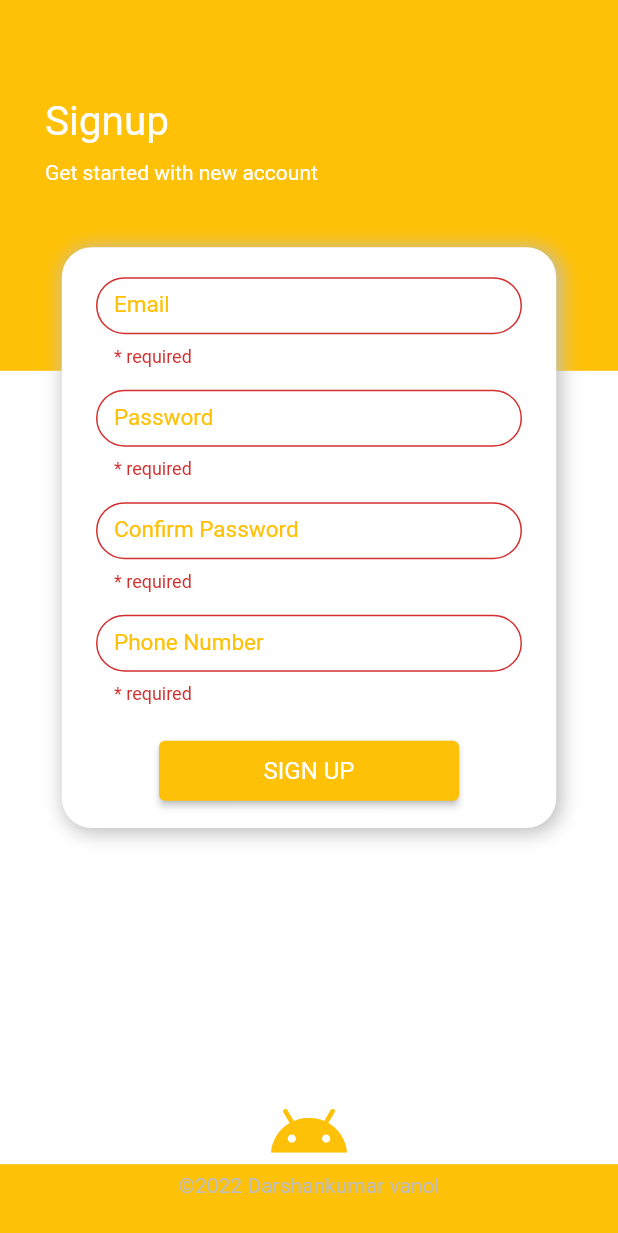
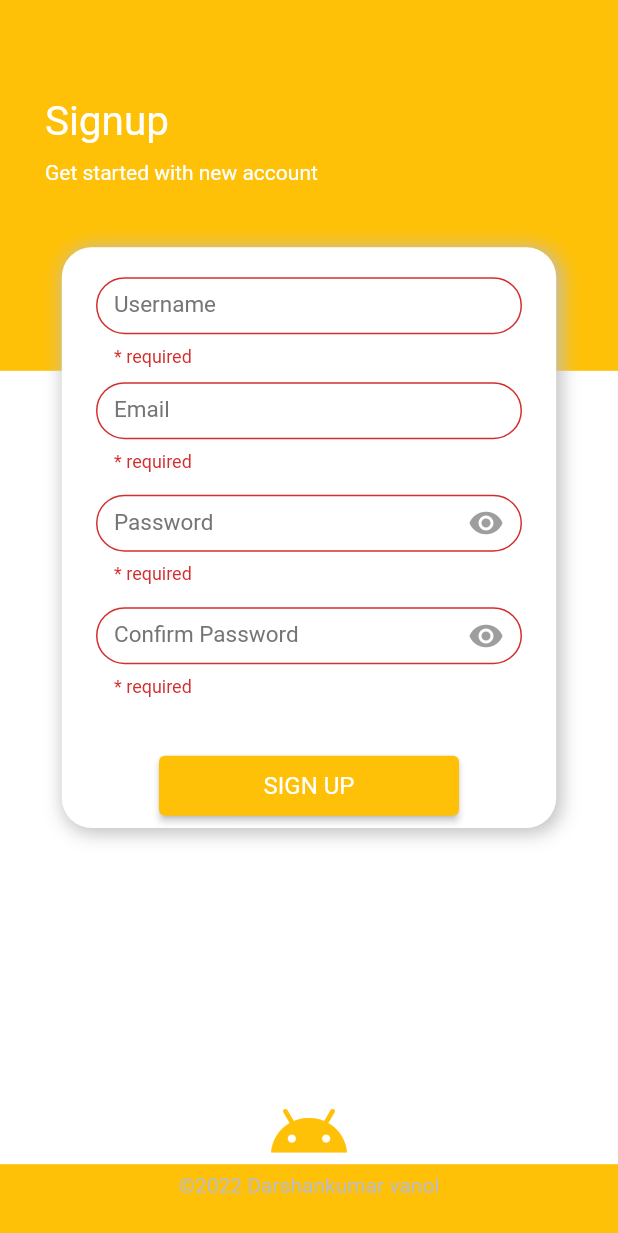
Before and after one commit to DarshanPZignuts/zig_app, a Flutter app: the SignIn screen opened directly, after a tap on "SIGN UP", on a phone screen of 412 x 824 dp. Shown: the top 1233 px of the screen. Run offline on Flutter 3.47's test engine with Material 2 defaults, Android fonts, the phone set to English and light mode, and no system bars.

Commit message:
added login page and added validation in signup

```diff
--- a/lib/pages/signin.dart
+++ b/lib/pages/signin.dart
@@ -11,28 +11,27 @@ class SignIn extends StatefulWidget {
 }
 
 class _SignInState extends State<SignIn> {
+  final GlobalKey<FormState> _formkey = GlobalKey<FormState>();
+  final TextEditingController _emailcontroller = TextEditingController();
+  final TextEditingController _passwordcontroller = TextEditingController();
+  final TextEditingController _confirmpasswordcontroller = TextEditingController();
+  final TextEditingController _usernamecontroller = TextEditingController();
+  RegExp regemail = RegExp(r"^[a-zA-Z0-9.a-zA-Z0-9.!#$%&'*+-/=?^_`{|}~]+@[a-zA-Z0-9]+\.[a-zA-Z]+");
+  bool showPassword = false;
 
-  GlobalKey<FormState> _formkey = GlobalKey<FormState>();
-
-
-TextEditingController _emailcontroller = TextEditingController();
-TextEditingController _passwordcontroller = TextEditingController();
-TextEditingController _confirmpasswordcontroller = TextEditingController();
-TextEditingController _phonecontroller = TextEditingController();
-
-Widget _buildInput({ required String label,required TextEditingController controller,required bool obscureText,required String? validate(String? s),required Function onTap}){
-  return
-  Container(
+  Widget _buildInput(
+      {required String label,
+      required bool isPassword,
+      required TextEditingController controller,
+      required bool obscureText,
+      required String? validate(String? s),
+      required Function onTap}) {
+    return Container(
         height: 60,
         width: 300,
-    // decoration: BoxDecoration(
-    //   border: Border.all(color: Colors.amber,width: 1),
-    //   borderRadius: BorderRadius.circular(10)
-    // ),
-   child:Padding(
-       padding: const EdgeInsets.only(left: 8,right: 8),
-       child:
-      TextFormField(
+        child: Padding(
+            padding: const EdgeInsets.only(left: 8, right: 8),
+            child: TextFormField(
               validator: validate,
               cursorColor: Colors.amber,
               cursorHeight: 20,
@@ -41,15 +40,30 @@ Widget _buildInput({ required String label,required TextEditingController contro
               obscureText: obscureText,
               onEditingComplete: onTap(),
               decoration: InputDecoration(
-          border: OutlineInputBorder(borderSide: BorderSide(color: Colors.black),borderRadius: BorderRadius.all(Radius.circular(20))),
-        focusedBorder: OutlineInputBorder(borderSide: BorderSide(color: Colors.amber)),
+                border: const OutlineInputBorder(
+                    borderSide: BorderSide(color: Colors.black),
+                    borderRadius: BorderRadius.all(Radius.circular(20))),
+                focusedBorder: const OutlineInputBorder(
+                    borderSide: BorderSide(color: Colors.amber),
+                    borderRadius: BorderRadius.all(Radius.circular(20))),
+                suffixIcon: isPassword? IconButton(
+                    onPressed: () {
+                      setState(() {
 
+                        if (showPassword) {
+                          showPassword = false;
+                        } else {
+                          showPassword = true;
+                        }
+                      });
+                    },
+
+                    icon: Icon(
+                        showPassword ? Icons.visibility_off : Icons.visibility,
+                        color: Colors.grey.shade500)):null,
                 label: Text(
                   label,
-            style: TextStyle(
-              color: Colors.amber,
-              fontSize: 15
-              ),
+                  style: TextStyle(color: Colors.grey.shade600, fontSize: 15),
                 ),
               ),
             )));
@@ -57,112 +71,183 @@ Widget _buildInput({ required String label,required TextEditingController contro
 
   @override
   Widget build(BuildContext context) {
-     final height=MediaQuery.of(context).size.height;
-      final width=MediaQuery.of(context).size.width;
+    final height = MediaQuery.of(context).size.height;
+
+    final width = MediaQuery.of(context).size.width;
     return Scaffold(
       backgroundColor: Colors.amber,
-
       body: SafeArea(
         child: Container(
-          child: Stack(
-            children:[ Column(children: [
-              Container(color: Colors.amber,height: height*0.3,width: width,
+            child: Stack(children: [
+          SingleChildScrollView(
+            scrollDirection: Axis.vertical,
+            child: Column(
+              children: [
+                Container(
+                  color: Colors.amber,
+                  height: height * 0.3,
+                  width: width,
                   child: Padding(
-                padding: const EdgeInsets.only(left: 30,top: 65),
+                    padding: const EdgeInsets.only(left: 30, top: 65),
                     child: Column(
                       crossAxisAlignment: CrossAxisAlignment.start,
-                  children: [
-                    Text("Signup",style: TextStyle(color: Colors.white,fontWeight: FontWeight.w400,fontSize: 27),),
-                    SizedBox(height: 10,),
-                    Text("Get started with new account",style:TextStyle(color: Colors.white),),
+                      children: const [
+                        Text(
+                          "Signup",
+                          style: TextStyle(
+                              color: Colors.white,
+                              fontWeight: FontWeight.w400,
+                              fontSize: 27),
+                        ),
+                        SizedBox(
+                          height: 10,
+                        ),
+                        Text(
+                          "Get started with new account",
+                          style: TextStyle(color: Colors.white),
+                        ),
                       ],
                     ),
                   ),
                 ),
-              Container(color: Colors.white,height: height*0.6419,width: width,
+                Container(
+                  color: Colors.white,
+                  height: height * 0.6419,
+                  width: width,
                   child: Padding(
-                padding: EdgeInsets.only(top: 480),
+                      padding: const EdgeInsets.only(top: 480),
                       child: Column(
                         children: [
-                    Icon(Icons.android,color: Colors.amber,size: 55,),
-                    Text("©2022 Darshankumar vanol",style: TextStyle(color: Colors.grey.shade400),)
+                          const Icon(
+                            Icons.android,
+                            color: Colors.amber,
+                            size: 55,
+                          ),
+                          Text(
+                            "©2022 Darshankumar vanol",
+                            style: TextStyle(color: Colors.grey.shade400),
+                          )
                         ],
-                ))
-
-              ,)
-            ],),
+                      )),
+                )
+              ],
+            ),
+          ),
           Positioned(
-              left: width*0.1,
-              top: height*0.2,
+            left: width * 0.1,
+            top: height * 0.2,
             child: Form(
               key: _formkey,
               child: Container(
-
-                  height: height*0.47,
-                  width: width*0.8,
+                height: height * 0.47,
+                width: width * 0.8,
                 decoration: BoxDecoration(
                   color: Colors.white,
-                    borderRadius: BorderRadius.all(Radius.circular(20)),
-
+                  borderRadius: const BorderRadius.all(Radius.circular(20)),
                   boxShadow: [
                     BoxShadow(
-                        offset: Offset(2,2),
+                        offset: const Offset(2, 2),
                         color: Colors.grey.shade400,
                         blurRadius: 10,
-                        spreadRadius: 1
-
-                    )],
+                        spreadRadius: 1)
+                  ],
                 ),
                 child: Column(children: [
-                    SizedBox(height: 20,),
-                    _buildInput(label: "Email",obscureText: false,onTap: (){}
-                    ,validate: (String? val){
-                      if(val!.isEmpty || val==null){
+                  const SizedBox(
+                    height: 20,
+                  ),
+                  _buildInput(
+                    isPassword: false,
+                      label: "Username",
+                      obscureText: false,
+                      onTap: () {},
+                      validate: (String? val) {
+                        if (val!.isEmpty || val == null) {
                           return "* required";
                         }
-                    },controller: _emailcontroller),
-                    SizedBox(height: 15,),
-                   _buildInput(label: "Password",obscureText: true,onTap: (){},validate: (String? val){
-                      if(val!.isEmpty || val==null){
+                      },
+                      controller: _usernamecontroller),
+                  const SizedBox(
+                    height: 10,
+                  ),
+                  _buildInput(
+                      label: "Email",
+                      obscureText: false,
+                      onTap: () {},
+                      isPassword: false,
+                      validate: (String? val) {
+                        if (val!.isEmpty || val == null) {
                           return "* required";
+                        } else if (!regemail.hasMatch(val)) {
+                          return "Please enter correct email address";
                         }
-                    },controller: _passwordcontroller),
-                    SizedBox(height: 15,),
-                     _buildInput(label: "Confirm Password",obscureText: true,onTap: (){},validate: (String? val){
-                      if(val!.isEmpty || val==null){
+                      },
+                      controller: _emailcontroller),
+                  const SizedBox(
+                    height: 15,
+                  ),
+                  _buildInput(
+                    isPassword: true,
+                      label: "Password",
+                      obscureText: !showPassword,
+                      onTap: () {},
+                      validate: (String? val) {
+                        if (val!.isEmpty || val == null) {
                           return "* required";
+                        } else if (val.length < 6) {
+                          return "Length should be greater or equal to 6 character";
+                        } else if (!RegExp(r"[a-zA-Z]").hasMatch(val)) {
+                          return "Please use characters";
+                        } else if (!RegExp(r"[0-9]").hasMatch(val)) {
+                          return "Please use Numbers";
                         }
-                    },controller: _confirmpasswordcontroller),
-                    SizedBox(height: 15,),
-                    _buildInput(label: "Phone Number",obscureText: false,onTap: (){},validate: (String? val){
-                      if(val!.isEmpty || val==null){
+                      },
+                      controller: _passwordcontroller),
+                  const SizedBox(
+                    height: 15,
+                  ),
+                  _buildInput(
+                    isPassword: true,
+                      label: "Confirm Password",
+                      obscureText: !showPassword,
+                      onTap: () {},
+                      validate: (String? val) {
+                        if (val!.isEmpty || val == null) {
                           return "* required";
+                        } else if (!(val == _passwordcontroller.text)) {
+                          return "Password not matched";
                         }
-                    },controller: _phonecontroller),
-                    SizedBox(height: 20,),
+                      },
+                      controller: _confirmpasswordcontroller),
+                  const SizedBox(
+                    height: 15,
+                  ),
+                  const SizedBox(
+                    height: 20,
+                  ),
                   ElevatedButton(
-                      onPressed: (){
-                        if(_formkey.currentState!.validate()){
+                    onPressed: () {
+                      if (_formkey.currentState!.validate()) {
                         print("Validated");
-                        }else{
+                      } else {
                         print("Invalid");
                       }
-
                     },
-                      child: Text("SIGN UP",style: TextStyle(fontSize: 16,fontWeight: FontWeight.w400),),
                     style: ButtonStyle(
                       backgroundColor: MaterialStateProperty.all(Colors.amber),
-                        fixedSize: MaterialStatePropertyAll(Size(200,40)),
-
+                      fixedSize: const MaterialStatePropertyAll(Size(200, 40)),
+                    ),
+                    child: const Text(
+                      "SIGN UP",
+                      style:
+                          TextStyle(fontSize: 16, fontWeight: FontWeight.w400),
                     ),
                   )
                 ]),
               ),
             ),
           )
-            ]
-          )
-          ),
+        ])),
       ),
     );
   }
```
Lines whose indentation alone changed are shown as unchanged.
